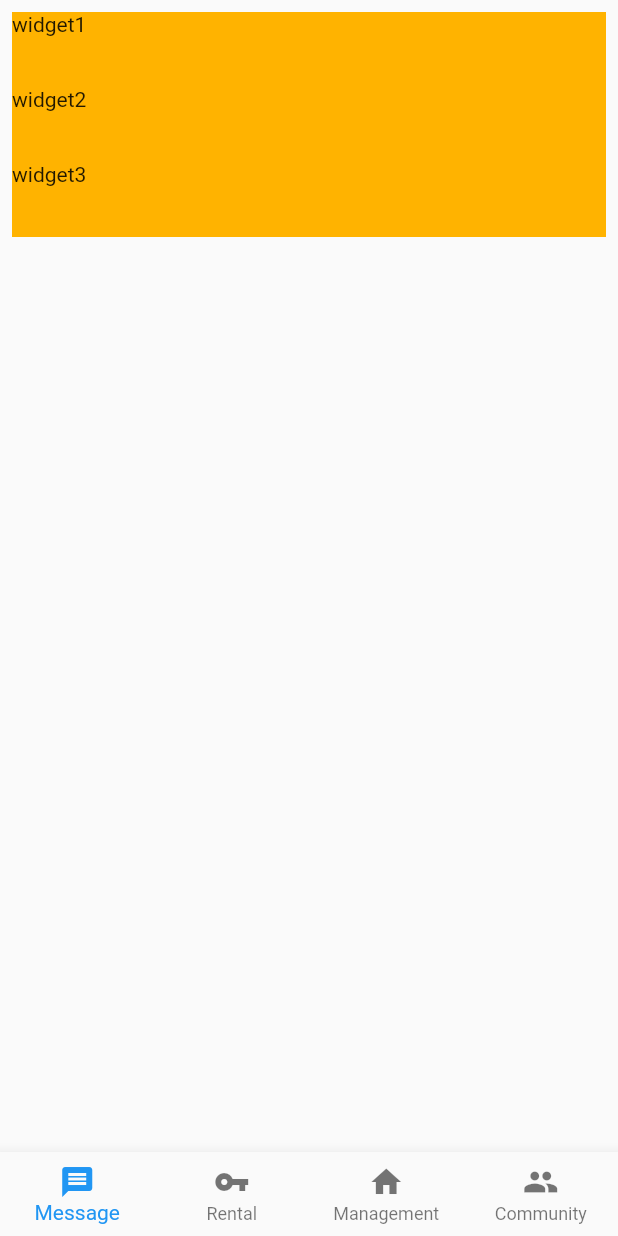
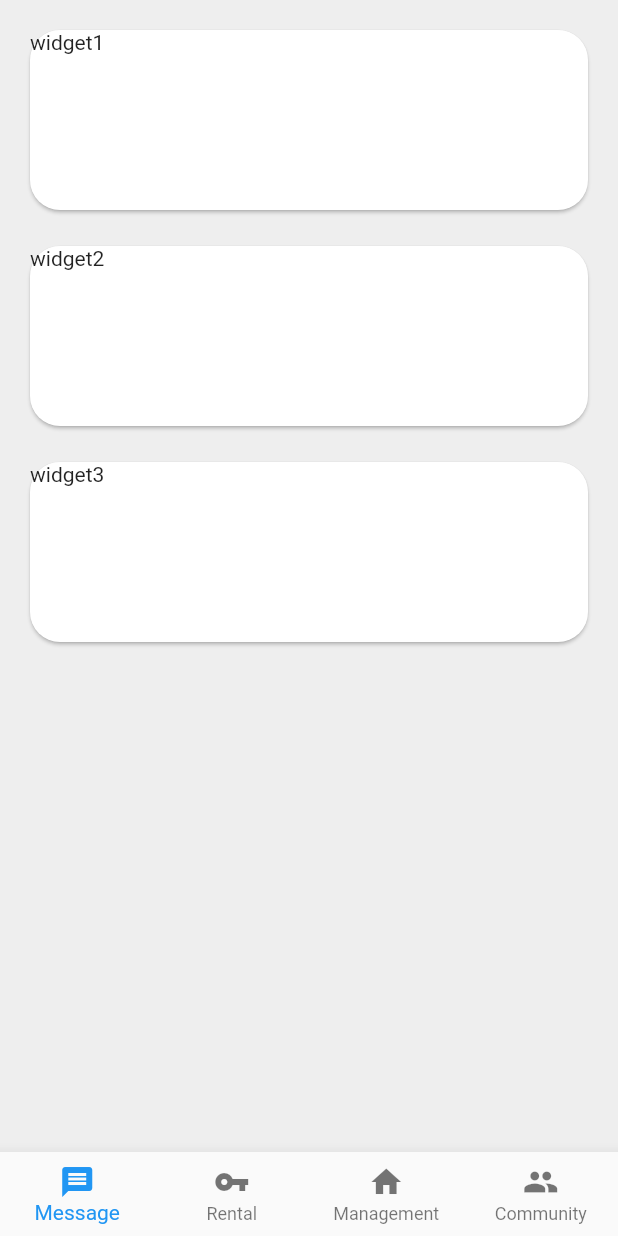
Before and after one commit to quyip8818/flutter_model, a Flutter app: the screen it shows after launch, on a phone screen of 412 x 824 dp. Run offline on Flutter 3.47's test engine with Material 2 defaults, Android fonts, the phone set to English and light mode, and no system bars; our stand-ins replace fixnum.

Commit message:
Card style

```diff
--- a/lib/theme/app_theme.dart
+++ b/lib/theme/app_theme.dart
@@ -2,4 +2,5 @@ import 'package:flutter/material.dart';
 
 final appTheme = ThemeData(
     primarySwatch: Colors.blue,
+    scaffoldBackgroundColor: Colors.grey.shade200,
     visualDensity: VisualDensity.adaptivePlatformDensity);
--- a/lib/widgets/card.dart
+++ b/lib/widgets/card.dart
@@ -1,8 +1,11 @@
-
-import 'package:flutter/widgets.dart';
+import 'package:flutter/material.dart';
 import 'package:flutter_model/models/widget_model.dart';
 import 'package:flutter_model/models/data/widget_type.dart';
 import 'package:flutter_model/widgets/widget.dart';
+
+const cardMinHeight = 120.0;
+const cardBorderRadius = 20.0;
+const cardBoardPadding = 8.0;
 
 class CardWidget extends CommonWidget {
   static const type = WidgetType.card;
@@ -12,7 +15,22 @@ class CardWidget extends CommonWidget {
 
   @override
   Widget build(BuildContext context) {
-    assert (model.data.type == type);
-    return Text(model.data.title ?? 'No title');
+    assert(model.data.type == type);
+    var widget = Text(model.data.title ?? 'No title');
+    var container = ConstrainedBox(
+      constraints: const BoxConstraints(
+        minWidth: double.infinity,
+        minHeight: cardMinHeight,
+      ),
+      child: widget,
+    );
+    return Padding(
+      padding: const EdgeInsets.all(cardBoardPadding),
+      child: Card(
+          shape: const RoundedRectangleBorder(
+              borderRadius:
+                  BorderRadius.all(Radius.circular(cardBorderRadius))),
+          child: container),
+    );
   }
 }
--- a/lib/widgets/page.dart
+++ b/lib/widgets/page.dart
@@ -13,11 +13,7 @@ class PageWidget extends StatelessWidget {
     var widgets = model.data.widgetDataList
         .map((d) => WidgetModel(data: d, pageModel: model))
         .map((m) => CommonWidget.create(m))
-        .map((w) => Container(
-              height: 50,
-              color: Colors.amber[600],
-              child: w,
-            ))
+        .map((w) => Container(child: w))
         .toList();
 
     return ListView(
```
